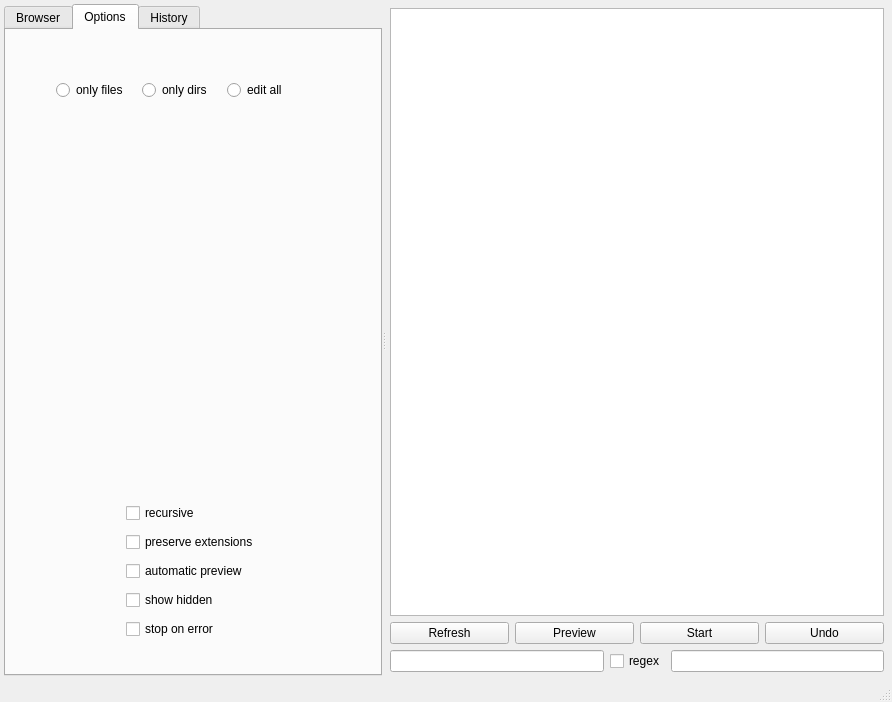
Before: the Qt Designer form gui/filebrowser/filebrowser.ui in gmdfalk/60-days-of-python, drawn with Qt 5.
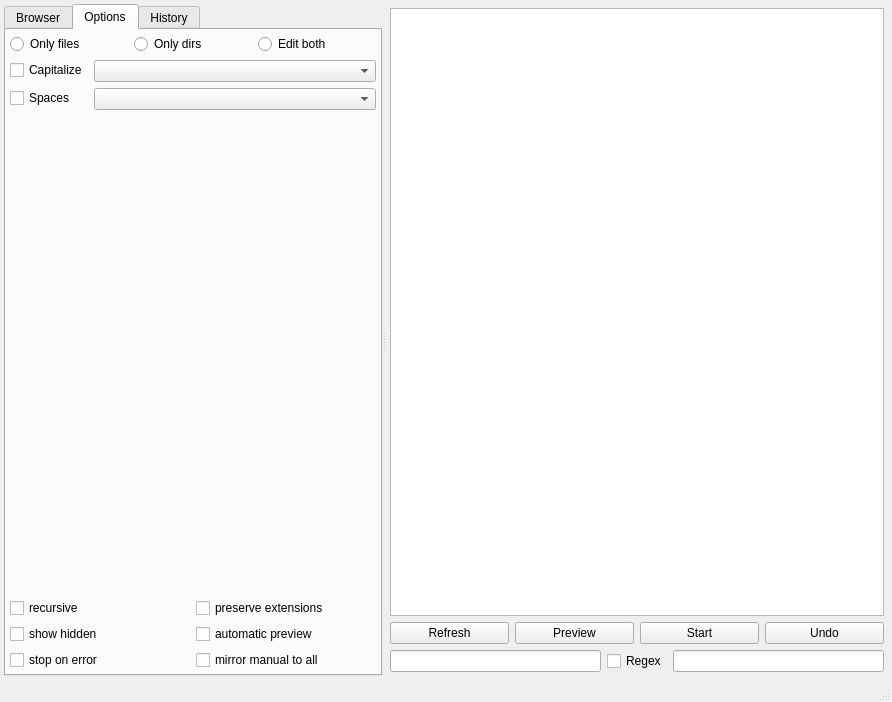
After: the same form once the commit is applied.

Commit message: populating options.

What changed in the file:
```diff
--- a/gui/filebrowser/filebrowser.ui
+++ b/gui/filebrowser/filebrowser.ui
@@ -49,86 +49,110 @@
         <attribute name="title">
          <string>Options</string>
         </attribute>
-        <widget class="QWidget" name="gridLayoutWidget">
-         <property name="geometry">
-          <rect>
-           <x>120</x>
-           <y>470</y>
-           <width>160</width>
-           <height>146</height>
-          </rect>
+        <layout class="QVBoxLayout" name="verticalLayout_3" stretch="1,0">
+         <property name="margin">
+          <number>4</number>
          </property>
-         <layout class="QGridLayout" name="gridLayout" columnminimumwidth="0">
-          <item row="4" column="0">
-           <widget class="QCheckBox" name="checkBox_25">
+         <item>
+          <layout class="QVBoxLayout" name="actionlayout" stretch="0,1">
+           <item>
+            <layout class="QHBoxLayout" name="fileradiolayout">
+             <item>
+              <widget class="QRadioButton" name="filesradio">
             <property name="text">
-             <string>stop on error</string>
+                <string>Only files</string>
+               </property>
+              </widget>
+             </item>
+             <item>
+              <widget class="QRadioButton" name="dirsradio">
+               <property name="text">
+                <string>Only dirs</string>
+               </property>
+              </widget>
+             </item>
+             <item>
+              <widget class="QRadioButton" name="allradio">
+               <property name="text">
+                <string>Edit both</string>
+               </property>
+              </widget>
+             </item>
+            </layout>
+           </item>
+           <item>
+            <layout class="QFormLayout" name="formLayout">
+             <item row="0" column="0">
+              <widget class="QCheckBox" name="capitalizecheck">
+               <property name="text">
+                <string>Capitalize</string>
+               </property>
+              </widget>
+             </item>
+             <item row="0" column="1">
+              <widget class="QComboBox" name="comboBox"/>
+             </item>
+             <item row="1" column="0">
+              <widget class="QCheckBox" name="checkBox">
+               <property name="text">
+                <string>Spaces</string>
+               </property>
+              </widget>
+             </item>
+             <item row="1" column="1">
+              <widget class="QComboBox" name="comboBox_2"/>
+             </item>
+            </layout>
+           </item>
+          </layout>
+         </item>
+         <item>
+          <layout class="QGridLayout" name="optiongrid" rowstretch="0,0,0" columnstretch="0,0">
+           <item row="0" column="0">
+            <widget class="QCheckBox" name="recursivecheck">
+             <property name="text">
+              <string>recursive</string>
+             </property>
+            </widget>
+           </item>
+           <item row="2" column="1">
+            <widget class="QCheckBox" name="mirrorcheck">
+             <property name="text">
+              <string>mirror manual to all</string>
             </property>
            </widget>
           </item>
           <item row="2" column="0">
-           <widget class="QCheckBox" name="checkBox_26">
+            <widget class="QCheckBox" name="stopcheck">
+             <property name="text">
+              <string>stop on error</string>
+             </property>
+            </widget>
+           </item>
+           <item row="1" column="1">
+            <widget class="QCheckBox" name="previewcheck">
             <property name="text">
              <string>automatic preview</string>
             </property>
            </widget>
           </item>
           <item row="1" column="0">
-           <widget class="QCheckBox" name="checkBox_23">
-            <property name="text">
-             <string>preserve extensions</string>
-            </property>
-           </widget>
-          </item>
-          <item row="0" column="0">
-           <widget class="QCheckBox" name="checkBox_22">
-            <property name="text">
-             <string>recursive</string>
-            </property>
-           </widget>
-          </item>
-          <item row="3" column="0">
-           <widget class="QCheckBox" name="checkBox_24">
+            <widget class="QCheckBox" name="hiddencheck">
             <property name="text">
              <string>show hidden</string>
             </property>
            </widget>
           </item>
-         </layout>
-        </widget>
-        <widget class="QWidget" name="horizontalLayoutWidget_4">
-         <property name="geometry">
-          <rect>
-           <x>50</x>
-           <y>40</y>
-           <width>251</width>
-           <height>41</height>
-          </rect>
-         </property>
-         <layout class="QHBoxLayout" name="horizontalLayout_8">
-          <item>
-           <widget class="QRadioButton" name="radioButton">
+           <item row="0" column="1">
+            <widget class="QCheckBox" name="extensioncheck">
             <property name="text">
-             <string>only files</string>
+              <string>preserve extensions</string>
             </property>
            </widget>
           </item>
-          <item>
-           <widget class="QRadioButton" name="radioButton_3">
-            <property name="text">
-             <string>only dirs</string>
-            </property>
-           </widget>
-          </item>
-          <item>
-           <widget class="QRadioButton" name="radioButton_2">
-            <property name="text">
-             <string>edit all</string>
-            </property>
-           </widget>
-          </item>
-         </layout>
-        </widget>
+          </layout>
+         </item>
+        </layout>
        </widget>
        <widget class="QWidget" name="history_tab">
         <attribute name="title">
@@ -199,7 +223,7 @@
           <item>
            <widget class="QCheckBox" name="regexcheck">
             <property name="text">
-             <string>regex</string>
+             <string>Regex</string>
             </property>
            </widget>
           </item>
```
Left out of the diff: 5 changed lines with no effect on the pictures. Lines whose indentation alone changed are shown as unchanged. The commit also changes 1 other file.
